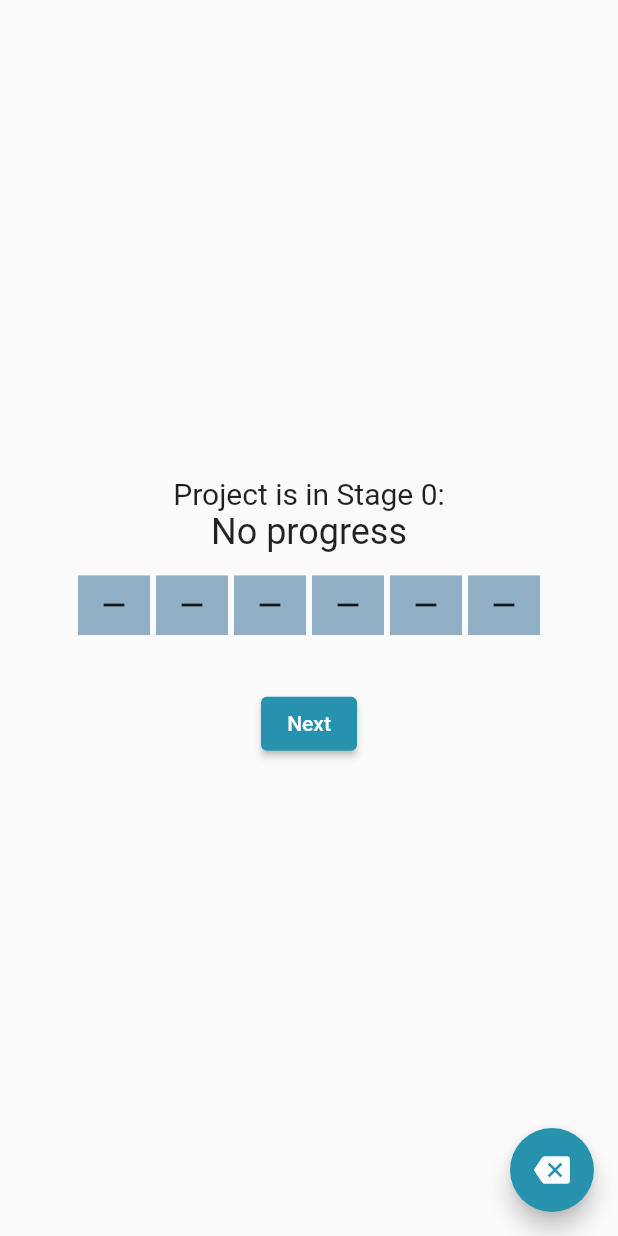
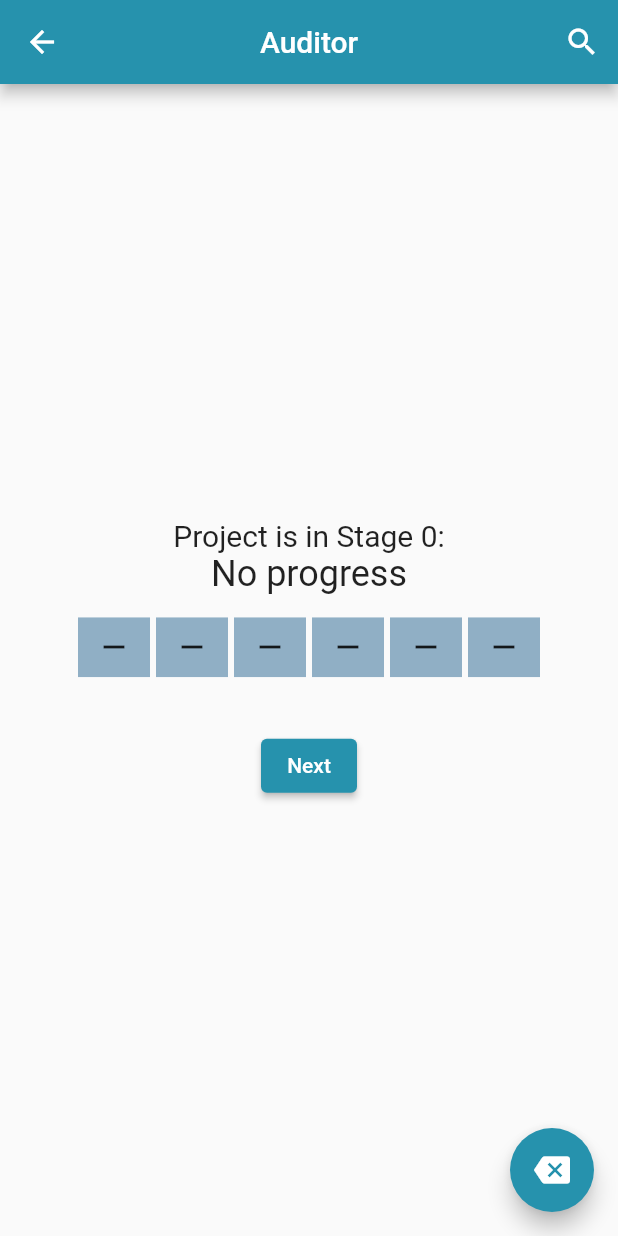
Before and after one commit to AuditorsPal/fyp, a Flutter app: the progress screen opened directly, on a phone screen of 412 x 824 dp. Run offline on Flutter 3.47's test engine with Material 2 defaults, Android fonts, the phone set to English and light mode, and no system bars; drawn by our look-alikes of step_progress_indicator; our stand-ins replace cloud_firestore, date_field, file_picker, firebase_auth, firebase_core, firebase_storage and 5 more; missing offline and left inert: flutter_overlay_loader; accounts and stored records are empty.

Commit message:
Progresspage

```diff
--- a/lib/screens/AuditorsViews/NavBaraud.dart
+++ b/lib/screens/AuditorsViews/NavBaraud.dart
@@ -1,7 +1,7 @@
 import 'package:auditorpal/screens/UserCheck.dart';
 import 'package:flutter/material.dart';
 import 'package:provider/provider.dart';
-import '../../controlller/readService.dart';
+
 import '../../model/userModel.dart';
 import 'package:auditorpal/controlller/authenticationService.dart';
 import 'package:auditorpal/Colors.dart';
--- a/lib/screens/AuditorsViews/progress.dart
+++ b/lib/screens/AuditorsViews/progress.dart
@@ -6,6 +6,7 @@ import '../../Colors.dart';
 import 'package:auditorpal/controlller/readService.dart';
 
 import '../../model/userModel.dart';
+import '../OrganizationViews/SearchPage.dart';
 
 class progress extends StatefulWidget {
   const progress({Key? key}) : super(key: key);
@@ -15,24 +16,15 @@ class progress extends StatefulWidget {
 }
 
 class _progressState extends State<progress> {
-  String id = "";
   int _counter = 0;
   double progressvalue = 0;
   String value = "No progress";
 
-  String email = "";
-    void initState() {
-    email = Provider.of<UserModel>(context, listen: false).email;
-    getIdByEmail();
-  }
 
 
 
-  getIdByEmail() async {
-    id = await ReadService.getOrgIdByEmail(email);
-  }
   dynamic _incrementCounter() {
-      if (progressvalue <= 7) {
+      if (_counter <= 6) {
       progressvalue++;
     }
     if (_counter == 0 && progressvalue == 1) {
@@ -93,7 +85,7 @@ class _progressState extends State<progress> {
     if (progressvalue != 0) {
       progressvalue--;
     }
-    if (_counter == 0) {
+    if (_counter < 0) {
       setState(() {
         value = "No progress";
       });
@@ -162,6 +154,18 @@ class _progressState extends State<progress> {
         ElevatedButton.styleFrom(textStyle: const TextStyle(fontSize: 20));
 
     return Scaffold(
+      appBar:  AppBar(
+          centerTitle: true,
+          title: const Text("Auditor"),
+          backgroundColor: Color.fromARGB(255, 38, 146, 173),
+          actions: [
+            IconButton(
+                onPressed: () => Navigator.of(context)
+                    .push(MaterialPageRoute(builder: (_) => SearchPage())),
+                icon: Icon(Icons.search)),
+
+          ],
+        ),
       body: Center(
         child: Column(
           mainAxisAlignment: MainAxisAlignment.center,
--- a/lib/screens/AuditorsViews/project_detail.dart
+++ b/lib/screens/AuditorsViews/project_detail.dart
@@ -1,3 +1,4 @@
+import 'package:auditorpal/screens/AuditorsViews/progress.dart';
 import 'package:flutter/material.dart';
 import 'package:provider/provider.dart';
 import 'package:table_calendar/table_calendar.dart';
@@ -134,6 +135,9 @@ class _project_detailState extends State<project_detail> {
         TableCalendar(
             focusedDay: DateTime.now(), firstDay: DateTime.utc(2010, 10, 16), lastDay: DateTime.utc(2030, 3, 14)),
 
+
+
+
         SizedBox(height: 40.0),
 
       ]),
```
Also changed, not shown: lib/screens/AuditorsViews/ongoing_progress.dart (+60 -29 lines).
